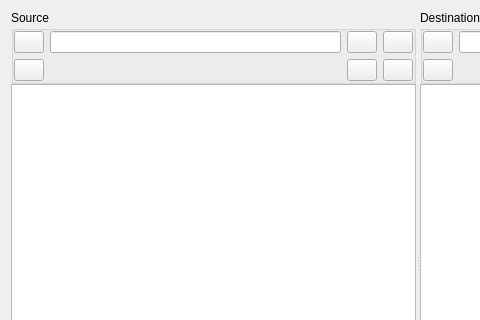
First picture: the form in Libs/UserInterfaces/SourceBrowser.ui, repository AltaArts/SourceTab--Prism-Plugin, before the edit; both pictures show x 0 to 480 and y 0 to 320 of the 961 by 521 pixel window.
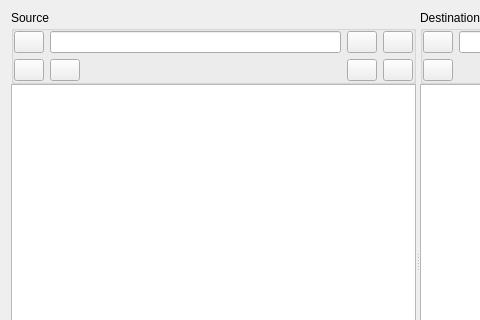
Second picture: the form after the edit.

Commit message:
Added Duration Time #97
This adds a toggle button to the SourceTab UI to change the Tile duration display between time and frames/fps.

The edit to the form file:
```diff
--- a/Libs/UserInterfaces/SourceBrowser.ui
+++ b/Libs/UserInterfaces/SourceBrowser.ui
@@ -189,6 +189,34 @@
               </property>
              </widget>
             </item>
+            <item>
+             <widget class="QPushButton" name="b_source_sorting_duration">
+              <property name="sizePolicy">
+               <sizepolicy hsizetype="Fixed" vsizetype="Fixed">
+                <horstretch>0</horstretch>
+                <verstretch>0</verstretch>
+               </sizepolicy>
+              </property>
+              <property name="minimumSize">
+               <size>
+                <width>30</width>
+                <height>0</height>
+               </size>
+              </property>
+              <property name="maximumSize">
+               <size>
+                <width>30</width>
+                <height>16777215</height>
+               </size>
+              </property>
+              <property name="text">
+               <string/>
+              </property>
+              <property name="checkable">
+               <bool>true</bool>
+              </property>
+             </widget>
+            </item>
             <item>
              <spacer name="horizontalSpacer_2">
               <property name="orientation">
```
The commit also changes 5 other files.
